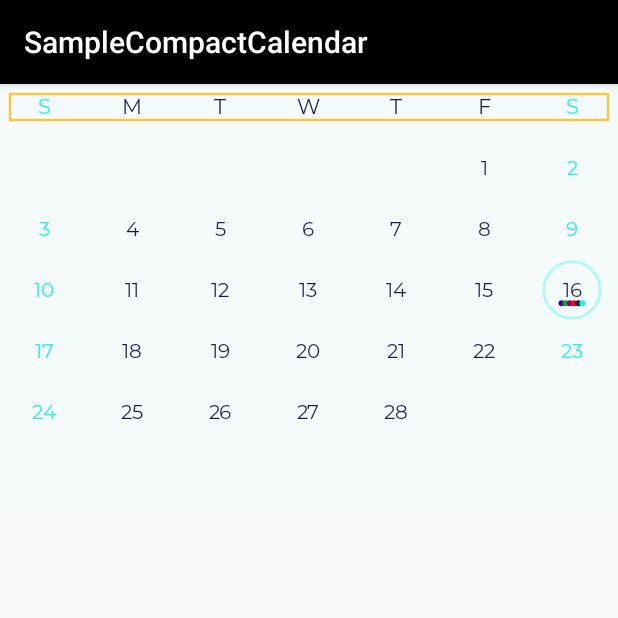
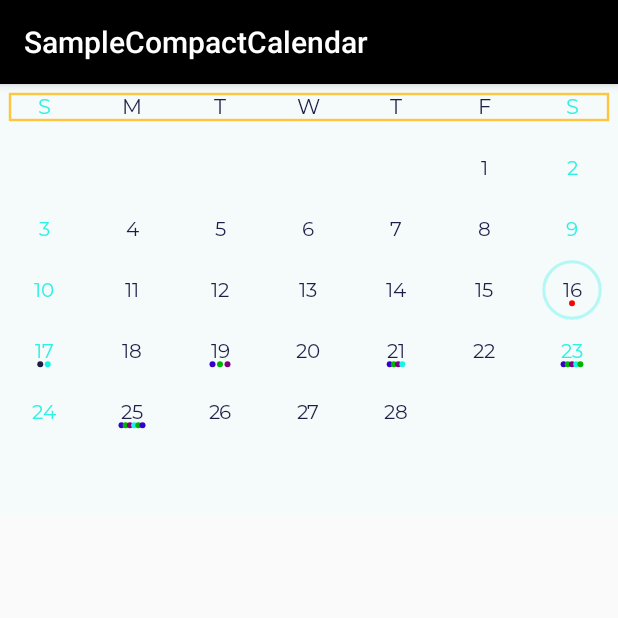
Before and after one commit to mssaravanan/CustomCompactCalendar, an Android app: the screen it shows after launch (MainActivity), on a phone screen of 412 x 824 dp, the top half of it. Run offline under Robolectric (Android 15) with nearby library versions, the phone set to English and light mode, and no system bars; our stand-ins replace sdp/ssp sizes.

Commit message:
Event dot count for overlap

```diff
--- a/CompactCalendarLibrary/build.gradle
+++ b/CompactCalendarLibrary/build.gradle
@@ -4,8 +4,8 @@ android {
     defaultConfig {
         minSdkVersion 19
         targetSdkVersion 28
-        versionCode 1
-        versionName "1.0"
+        versionCode 2
+        versionName "1.2"
 
         testInstrumentationRunner "android.support.test.runner.AndroidJUnitRunner"
 
--- a/CompactCalendarLibrary/src/main/java/com/sgv/calendar/CompactCalendarController.java
+++ b/CompactCalendarLibrary/src/main/java/com/sgv/calendar/CompactCalendarController.java
@@ -114,6 +114,7 @@ class CompactCalendarController {
     private boolean isEventOverlap=false;
     private float eventOverlapOffset=1.5f;
     private Typeface typefaceDateText, typefaceMonthText, typefaceWeekText;
+    private int overLapCount=3;
     /**
      * Only used in onDrawCurrentMonth to temporarily calculate previous month days
      */
@@ -192,6 +193,7 @@ class CompactCalendarController {
                 eventIndicatiorRadius =typedArray.getFloat(R.styleable.CompactCalendarView_compactCalendarEventCircleRadius,eventIndicatiorRadius);
                 eventOverlapOffset=typedArray.getFloat(R.styleable.CompactCalendarView_compactCalendarEventOverLapOffset,eventOverlapOffset);
                 isEventOverlap=typedArray.getBoolean(R.styleable.CompactCalendarView_compactCalendarEventCircleOverlap, false);
+                overLapCount= typedArray.getInt(R.styleable.CompactCalendarView_compactCalendarEventOverlapCount, overLapCount);
             } finally {
                 typedArray.recycle();
             }
@@ -972,17 +974,17 @@ class CompactCalendarController {
                             //yPosition += indicatorOffset;
                         }
 
-                        switch (eventsList.size()){
-                            case 1:
-                                drawSingleEvent(canvas, xPosition, yPosition, eventsList);
-                            break;
-                            case 2:
-                                drawTwoEvents(canvas, xPosition, yPosition, eventsList);
-                            break;
+                        drawEvents(canvas, xPosition, yPosition, eventsList);
+                        /*if(eventsList.size()==1){
+                            drawSingleEvent(canvas, xPosition, yPosition, eventsList);
+                        }else if(eventsList.size()==2) {
+                            drawTwoEvents(canvas, xPosition, yPosition, eventsList);
+                        }
+                        else if(eventsList.size()==3) {
+                            drawThreeEvents(canvas, xPosition, yPosition, eventsList);
+                        }else if(eventsList.size()>3) {
 
-                            default:
-                                drawEvents(canvas, xPosition, yPosition, eventsList);
-                        }
+                        }*/
 
                     }
                 }
@@ -1002,17 +1004,29 @@ class CompactCalendarController {
         drawEventIndicatorCircle(canvas, xPosition + (xIndicatorOffset * 1), yPosition, eventsList.get(1).getColor());
     }
 
+    private void drawThreeEvents(Canvas canvas, float xPosition, float yPosition, List<Event> eventsList) {
+        // k = size() - 1, but since we don't want to draw more than 2 indicators, we just stop after 2 iterations so we can just hard k = -2 instead
+        // we can use the below loop to draw arbitrary eventsByMonthAndYearMap based on the current screen size, for example, larger screens should be able to
+        // display more than 2 evens before displaying plus indicator, but don't draw more than 3 indicators for now
+        for (int j = 0, k = -2; j < eventsList.size(); j++, k += 2) {
+            Event event = eventsList.get(j);
+            float xStartPosition = xPosition + (xIndicatorOffset * k);
+            drawEventIndicatorCircle(canvas, xStartPosition, yPosition, event.getColor());
+        }
+    }
+
     //draw 2 eventsByMonthAndYearMap followed by plus indicator to show there are more than 2 eventsByMonthAndYearMap
     private void drawEvents(Canvas canvas, float xPosition, float yPosition, List<Event> eventsList) {
         // k = size() - 1, but since we don't want to draw more than 2 indicators, we just stop after 2 iterations so we can just hard k = -2 instead
         // we can use the below loop to draw arbitrary eventsByMonthAndYearMap based on the current screen size, for example, larger screens should be able to
         // display more than 2 evens before displaying plus indicator, but don't draw more than 3 indicators for now
-        if(isEventOverlap){
-            xIndicatorOffset=eventOverlapOffset * screenDensity;
+        float eventXOffset= xIndicatorOffset;
+        if(isEventOverlap&&eventsList.size()>overLapCount){
+            eventXOffset=eventOverlapOffset * screenDensity;
         }
         for (int j = 0, k = -(eventsList.size()-1); j < eventsList.size(); j++, k += 2) {
             Event event = eventsList.get(j);
-            float xStartPosition = xPosition + (xIndicatorOffset * k);
+            float xStartPosition = xPosition + (eventXOffset * k);
             drawEventIndicatorCircle(canvas, xStartPosition, yPosition, event.getColor());
         }
     }
--- a/CompactCalendarLibrary/src/main/res/values/attrs.xml
+++ b/CompactCalendarLibrary/src/main/res/values/attrs.xml
@@ -48,6 +48,7 @@
         <attr name="compactCalendarEventCircleRadius" format="float"/>
         <attr name="compactCalendarEventOverLapOffset" format="float"/>
         <attr name="compactCalendarEventCircleOverlap" format="boolean"/>
+        <attr name="compactCalendarEventOverlapCount" format="integer"/>
         <attr name="compactCalendarCircleScale" format="float"></attr>
         <attr name="compactCalendarDrawRowLine" format="boolean"></attr>
         <attr name="compactCalendarApplyWeekEndColor" format="boolean"></attr>
--- a/app/src/main/java/com/samplecompactcalendar/MainActivity.kt
+++ b/app/src/main/java/com/samplecompactcalendar/MainActivity.kt
@@ -14,12 +14,34 @@ class MainActivity : AppCompatActivity() {
         setContentView(R.layout.activity_main)
         compactcalendar_view.setFirstDayOfWeek(Calendar.SUNDAY)
         var eventList = ArrayList<Event>()
-        eventList.add(Event(ContextCompat.getColor(this, R.color.job_blue),Date().time))
-        eventList.add(Event(ContextCompat.getColor(this, R.color.job_green),Date().time))
-        eventList.add(Event(ContextCompat.getColor(this, R.color.job_purple),Date().time))
-        eventList.add(Event(ContextCompat.getColor(this, R.color.job_red),Date().time))
-        eventList.add(Event(ContextCompat.getColor(this, R.color.color_6),Date().time))
-        eventList.add(Event(ContextCompat.getColor(this, R.color.app_btn_color),Date().time))
+        var todayCalender: Calendar = Calendar.getInstance()
+
+        eventList.add(Event(ContextCompat.getColor(this, R.color.job_red),todayCalender.timeInMillis))
+        todayCalender.add(Calendar.DAY_OF_YEAR,1)
+        eventList.add(Event(ContextCompat.getColor(this, R.color.color_6),todayCalender.timeInMillis))
+        eventList.add(Event(ContextCompat.getColor(this, R.color.app_btn_color),todayCalender.timeInMillis))
+        todayCalender.add(Calendar.DAY_OF_YEAR,2)
+        eventList.add(Event(ContextCompat.getColor(this, R.color.job_blue),todayCalender.timeInMillis))
+        eventList.add(Event(ContextCompat.getColor(this, R.color.job_green),todayCalender.timeInMillis))
+        eventList.add(Event(ContextCompat.getColor(this, R.color.job_purple),todayCalender.timeInMillis))
+        todayCalender.add(Calendar.DAY_OF_YEAR,2)
+        eventList.add(Event(ContextCompat.getColor(this, R.color.job_blue),todayCalender.timeInMillis))
+        eventList.add(Event(ContextCompat.getColor(this, R.color.job_green),todayCalender.timeInMillis))
+        eventList.add(Event(ContextCompat.getColor(this, R.color.job_purple),todayCalender.timeInMillis))
+        eventList.add(Event(ContextCompat.getColor(this, R.color.app_btn_color),todayCalender.timeInMillis))
+        todayCalender.add(Calendar.DAY_OF_YEAR,2)
+        eventList.add(Event(ContextCompat.getColor(this, R.color.job_blue),todayCalender.timeInMillis))
+        eventList.add(Event(ContextCompat.getColor(this, R.color.job_green),todayCalender.timeInMillis))
+        eventList.add(Event(ContextCompat.getColor(this, R.color.job_purple),todayCalender.timeInMillis))
+        eventList.add(Event(ContextCompat.getColor(this, R.color.app_btn_color),todayCalender.timeInMillis))
+        eventList.add(Event(ContextCompat.getColor(this, R.color.job_green),todayCalender.timeInMillis))
+        todayCalender.add(Calendar.DAY_OF_YEAR,2)
+        eventList.add(Event(ContextCompat.getColor(this, R.color.job_blue),todayCalender.timeInMillis))
+        eventList.add(Event(ContextCompat.getColor(this, R.color.job_green),todayCalender.timeInMillis))
+        eventList.add(Event(ContextCompat.getColor(this, R.color.job_purple),todayCalender.timeInMillis))
+        eventList.add(Event(ContextCompat.getColor(this, R.color.app_btn_color),todayCalender.timeInMillis))
+        eventList.add(Event(ContextCompat.getColor(this, R.color.job_green),todayCalender.timeInMillis))
+        eventList.add(Event(ContextCompat.getColor(this, R.color.job_blue),todayCalender.timeInMillis))
         compactcalendar_view.addEvents(eventList)
     }
 }
```
